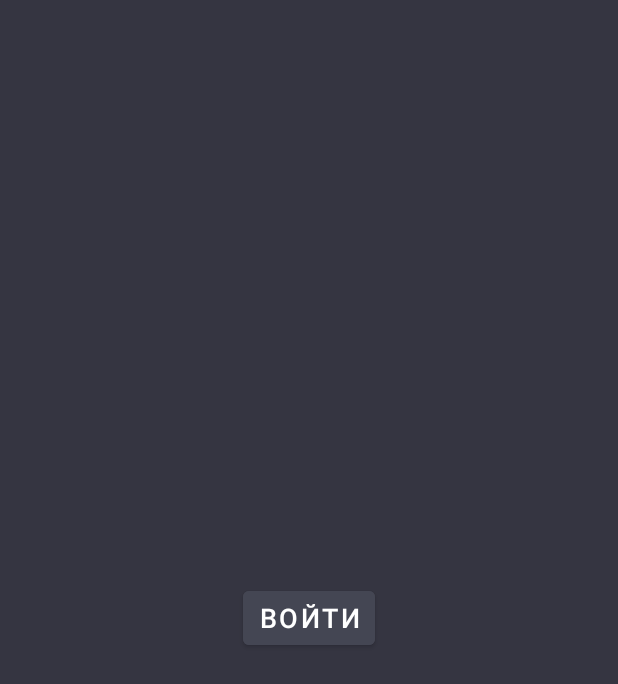
After one commit to lloppy/GPT_helper, an Android app: the RegistrationActivity screen opened directly, with no data from a screen before it, on a phone screen of 412 x 824 dp. The commit adds this screen. Shown: the top 684 px of the screen. Run offline under Robolectric (Android 15) with nearby library versions, the phone set to English and light mode, and no system bars.

Commit message:
add sing in activity

```diff
--- /dev/null
+++ b/app/src/main/java/com/example/gpt/RegistrationActivity.kt
@@ -0,0 +1,31 @@
+package com.example.gpt
+
+import android.content.Intent
+import androidx.appcompat.app.AppCompatActivity
+import android.os.Bundle
+import com.example.gpt.databinding.ActivityRegistrationBinding
+
+class RegistrationActivity : AppCompatActivity() {
+    lateinit var binding: ActivityRegistrationBinding
+    override fun onCreate(savedInstanceState: Bundle?) {
+
+        super.onCreate(savedInstanceState)
+        binding = ActivityRegistrationBinding.inflate(layoutInflater)
+        setContentView(binding.root)
+        supportActionBar?.hide()
+
+
+        binding.signIn.setOnClickListener {
+            startMainActivity()
+        }
+
+    }
+
+
+    private fun startMainActivity() {
+        //if (auth.currentUser != null){
+        val intent = Intent(this, MainActivity::class.java)
+        startActivity(intent)
+        finish()
+    }
+}
--- a/app/src/main/res/drawable/round_card.xml
+++ b/app/src/main/res/drawable/round_card.xml
@@ -6,5 +6,5 @@
         android:radius="10dp"
         />
     <solid
-        android:color="#444653"/>
+        android:color="@color/dark_gray"/>
 </shape>
--- /dev/null
+++ b/app/src/main/res/layout/activity_registration.xml
@@ -0,0 +1,23 @@
+<?xml version="1.0" encoding="utf-8"?>
+<androidx.constraintlayout.widget.ConstraintLayout xmlns:android="http://schemas.android.com/apk/res/android"
+    xmlns:app="http://schemas.android.com/apk/res-auto"
+    xmlns:tools="http://schemas.android.com/tools"
+    android:layout_width="match_parent"
+    android:layout_height="match_parent"
+    android:background="@color/back_gray"
+    tools:context=".RegistrationActivity">
+
+    <Button
+        android:id="@+id/sign_in"
+        android:layout_width="wrap_content"
+        android:layout_height="wrap_content"
+        android:backgroundTint="@color/dark_gray"
+        android:text="Войти"
+        android:textSize="18dp"
+        android:padding="5dp"
+        app:layout_constraintBottom_toBottomOf="parent"
+        app:layout_constraintEnd_toEndOf="parent"
+        app:layout_constraintStart_toStartOf="parent"
+        app:layout_constraintTop_toTopOf="parent" />
+
+</androidx.constraintlayout.widget.ConstraintLayout>
--- a/app/src/main/res/layout/fragment_home.xml
+++ b/app/src/main/res/layout/fragment_home.xml
@@ -5,7 +5,7 @@
     android:layout_width="match_parent"
     android:layout_height="match_parent"
     android:layout_marginBottom="60dp"
-    android:background="#353541"
+    android:background="@color/back_gray"
     tools:context=".ui.home.HomeFragment">
 
     <EditText
--- a/app/src/main/res/values/colors.xml
+++ b/app/src/main/res/values/colors.xml
@@ -8,4 +8,6 @@
     <color name="black">#FF000000</color>
     <color name="white">#FFFFFFFF</color>
     <color name="red">#FF0000</color>
+    <color name="dark_gray">#444653</color>
+    <color name="back_gray">#353541</color>
 </resources>
```
Also changed, not shown: app/src/main/AndroidManifest.xml (+9 -0 lines).
